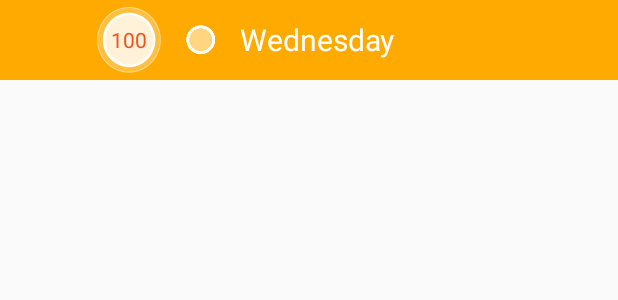
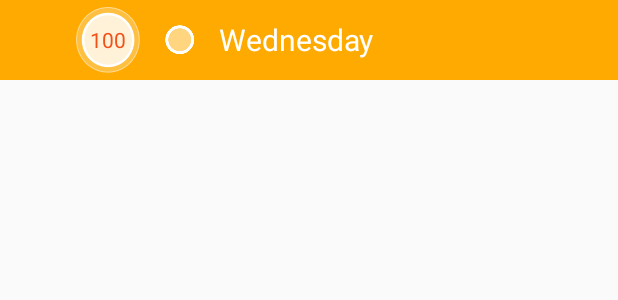
Before and after one commit to iankit/weather_app, an Android app: the layout daily_list_item.xml on its own in the app's theme, with its tools: preview values and no code run, on a phone screen of 412 x 824 dp. Shown: the top 300 px of the screen. Run offline under Robolectric (Android 15) with nearby library versions, the phone set to English and light mode, and no system bars.

Commit message:
Updated UI

```diff
--- a/app/src/main/res/layout/daily_list_item.xml
+++ b/app/src/main/res/layout/daily_list_item.xml
@@ -3,7 +3,7 @@
                 xmlns:tools="http://schemas.android.com/tools"
                 android:layout_width="match_parent"
                 android:layout_height="wrap_content"
-                android:paddingLeft="64dp"
+                android:paddingLeft="50dp"
                 android:paddingRight="32dp"
                 android:paddingTop="4dp"
                 android:paddingBottom="4dp"
```
